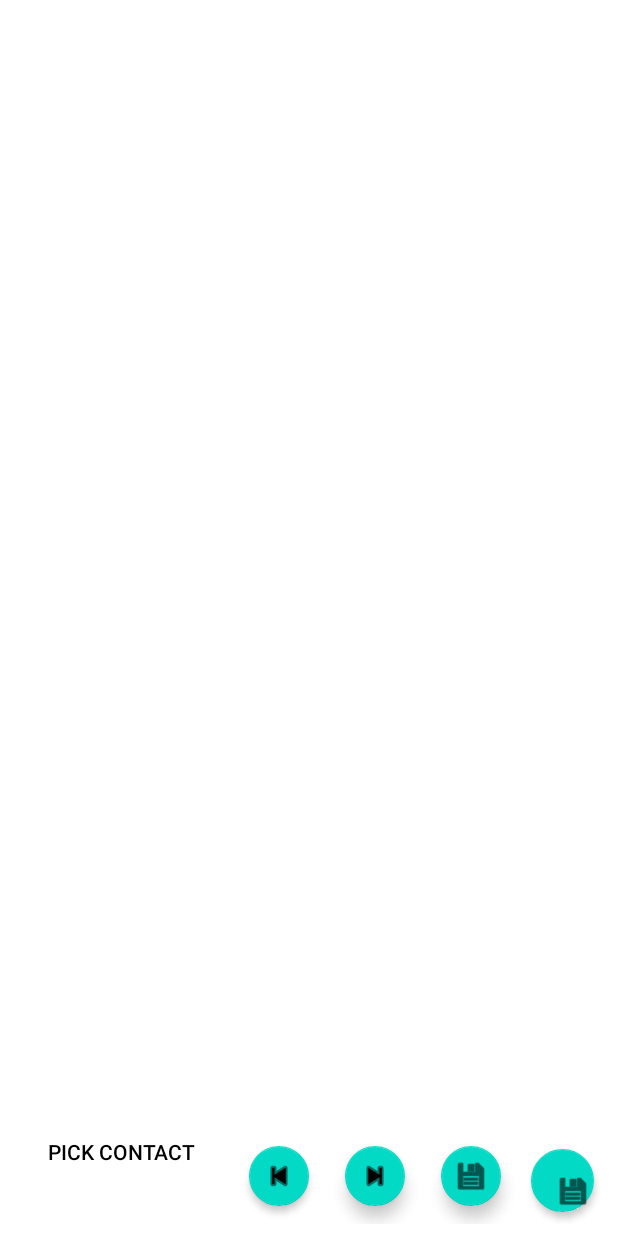
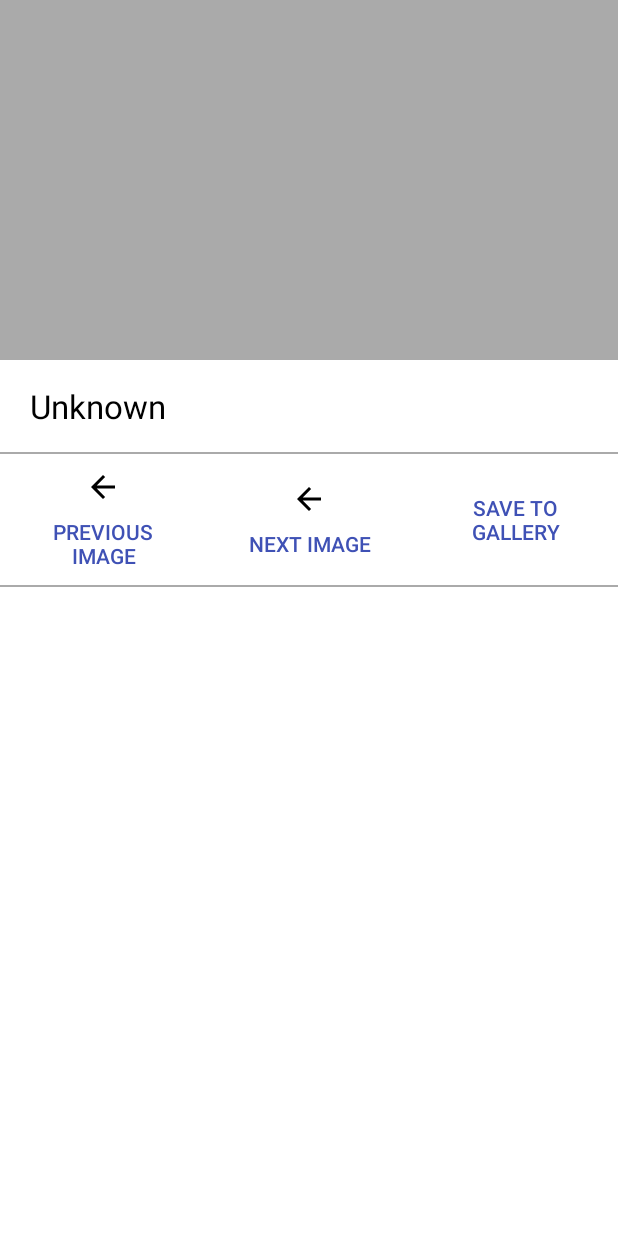
Before and after one commit to easytarget2000/micopi-android-matthew, an Android app: the layout contact_preview_activity.xml on its own in the app's theme, with its tools: preview values and no code run, on a phone screen of 412 x 824 dp. Run offline under Robolectric (Android 15) with nearby library versions, the phone set to English and light mode, and no system bars.

Commit message:
Moving layout into scroll view.

```diff
--- /dev/null
+++ b/app/src/main/res/drawable/ic_arrow_back_black_24dp.xml
@@ -0,0 +1,9 @@
+<vector xmlns:android="http://schemas.android.com/apk/res/android"
+        android:width="24dp"
+        android:height="24dp"
+        android:viewportWidth="24.0"
+        android:viewportHeight="24.0">
+    <path
+        android:fillColor="#FF000000"
+        android:pathData="M20,11H7.83l5.59,-5.59L12,4l-8,8 8,8 1.41,-1.41L7.83,13H20v-2z"/>
+</vector>
--- a/app/src/main/res/layout/contact_preview_activity.xml
+++ b/app/src/main/res/layout/contact_preview_activity.xml
@@ -7,94 +7,85 @@
     android:layout_height="match_parent"
     android:background="@android:color/white">
 
+    <!-- Main Content-->
+
+    <ScrollView
+        android:layout_width="match_parent"
+        android:layout_height="match_parent">
+
+        <LinearLayout
+            android:layout_width="match_parent"
+            android:layout_height="wrap_content"
+            android:orientation="vertical">
+
             <ImageView
                 android:id="@+id/contactPreviewImageView"
                 android:layout_width="fill_parent"
                 android:layout_height="wrap_content"
-        android:layout_centerHorizontal="true"
                 android:adjustViewBounds="true"
+                android:background="@android:color/darker_gray"
                 android:contentDescription="@string/contactPreviewImageContentDescription"
                 android:minHeight="240dp" />
-
-    <RelativeLayout
-        android:layout_width="match_parent"
-        android:layout_height="match_parent"
-        android:layout_below="@id/contactPreviewImageView"
-        android:background="@android:color/white">
 
             <TextView
                 android:id="@+id/text_contact_name"
                 android:layout_width="match_parent"
                 android:layout_height="wrap_content"
-            android:layout_alignParentStart="true"
-            android:layout_alignParentLeft="true"
                 android:layout_marginStart="20dp"
                 android:layout_marginLeft="20dp"
-            android:layout_marginTop="8dp"
+                android:layout_marginTop="16dp"
                 android:layout_marginEnd="80dp"
                 android:layout_marginRight="80dp"
+                android:layout_marginBottom="16dp"
+                android:text="Unknown"
                 android:textAppearance="?android:attr/textAppearanceLarge" />
 
+            <!-- Secondary Buttons-->
+
+            <View style="@style/HorizontalDivider" />
+
             <LinearLayout
-            android:id="@+id/group_contact_actions"
                 android:layout_width="match_parent"
                 android:layout_height="wrap_content"
-            android:layout_alignParentBottom="true"
-            android:layout_margin="8dp"
-            android:gravity="end|bottom"
+                android:gravity="top"
                 android:orientation="horizontal">
 
                 <Button
-                android:id="@+id/button_search"
-                style="@style/Widget.AppCompat.Button.Borderless"
-                android:layout_width="wrap_content"
+                    android:id="@+id/button_prev"
+                    style="@style/ContactPreviewSecondaryButton"
+                    android:layout_width="match_parent"
                     android:layout_height="wrap_content"
-                android:layout_margin="@dimen/contactPreviewFabMargin"
-                android:src="@android:drawable/ic_menu_search"
-                android:text="@string/contactPreviewPickButtonText"
-                app:backgroundTint="@android:color/transparent" />
+                    android:layout_weight="1"
+                    android:drawableTop="@drawable/ic_arrow_back_black_24dp"
+                    android:src="@android:drawable/ic_media_previous"
+                    android:text="@string/contactPreviewPreviousImageButtonText" />
 
-            <com.google.android.material.floatingactionbutton.FloatingActionButton
-                android:id="@+id/button_prev"
-                android:layout_width="wrap_content"
+                <Button
+                    android:id="@+id/button_next"
+                    style="@style/ContactPreviewSecondaryButton"
+                    android:layout_width="match_parent"
                     android:layout_height="wrap_content"
-                android:layout_margin="@dimen/contactPreviewFabMargin"
-                android:contentDescription="@string/contactPreviewPreviousImageButtonText"
-                android:src="@android:drawable/ic_media_previous"
-                app:elevation="3dp"
-                app:fabSize="mini" />
+                    android:layout_weight="1"
+                    android:drawableTop="@drawable/ic_arrow_back_black_24dp"
+                    android:src="@android:drawable/ic_media_next"
+                    android:text="@string/contactPreviewNextImageButtonText" />
 
-            <com.google.android.material.floatingactionbutton.FloatingActionButton
-                android:id="@+id/button_next"
-                android:layout_width="wrap_content"
+                <Button
+                    android:id="@+id/button_save"
+                    style="@style/ContactPreviewSecondaryButton"
+                    android:layout_width="match_parent"
                     android:layout_height="wrap_content"
-                android:layout_margin="@dimen/contactPreviewFabMargin"
-                android:contentDescription="@string/contactPreviewNextImageButtonText"
-                android:src="@android:drawable/ic_media_next"
-                app:fabSize="mini" />
-
-            <com.google.android.material.floatingactionbutton.FloatingActionButton
-                android:id="@+id/button_save"
-                android:layout_width="wrap_content"
-                android:layout_height="wrap_content"
-                android:layout_margin="@dimen/contactPreviewFabMargin"
-                android:contentDescription="@string/contactPreviewSaveButtonText"
+                    android:layout_weight="1"
                     android:src="@android:drawable/ic_menu_save"
-                app:fabSize="mini" />
-
-            <com.google.android.material.floatingactionbutton.FloatingActionButton
-                android:id="@+id/button_assign"
-                android:layout_width="wrap_content"
-                android:layout_height="wrap_content"
-                android:layout_margin="@dimen/contactPreviewFabMargin"
-                android:contentDescription="@string/contactPreviewAssignButtonText"
-                android:src="@android:drawable/ic_menu_save"
-                app:elevation="3dp" />
+                    android:text="@string/contactPreviewSaveButtonText" />
 
             </LinearLayout>
 
+            <View style="@style/HorizontalDivider" />
 
-    </RelativeLayout>
+        </LinearLayout>
+
+    </ScrollView>
 
     <!--    <include layout="@layout/include_back_button" />-->
     <!--    <include layout="@layout/include_success_arrow" />-->
--- a/app/src/main/res/values/colors.xml
+++ b/app/src/main/res/values/colors.xml
@@ -6,4 +6,6 @@
 
     <color name="launchBackgroundColor">@color/colorPrimary</color>
     <color name="navigationBarColor">@color/colorPrimary</color>
+
+    <color name="dividerColor">@android:color/darker_gray</color>
 </resources>
--- a/app/src/main/res/values/styles.xml
+++ b/app/src/main/res/values/styles.xml
@@ -14,4 +14,17 @@
         </item>
     </style>
 
+    <style name="ContactPreviewSecondaryButton" parent="Widget.AppCompat.Button.Borderless">
+        <item name="android:layout_gravity">center</item>
+        <item name="android:textColor">@color/colorPrimary</item>
+        <item name="iconTint">@color/colorPrimary</item>
+        <item name="backgroundTint">@android:color/transparent</item>
+    </style>
+
+    <style name="HorizontalDivider">
+        <item name="android:layout_height">1dp</item>
+        <item name="android:layout_width">match_parent</item>
+        <item name="android:background">@color/dividerColor</item>
+    </style>
+
 </resources>
```
Lines whose indentation alone changed are shown as unchanged.
